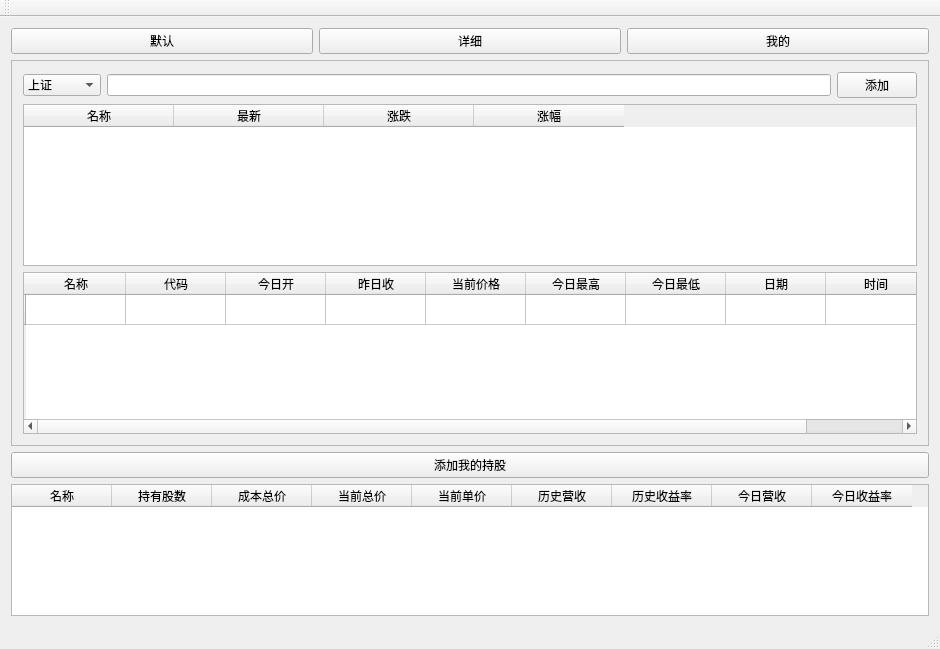
Above: mainwindow.ui from dependon/Stock-Ball before the change. Below: the same form after it.
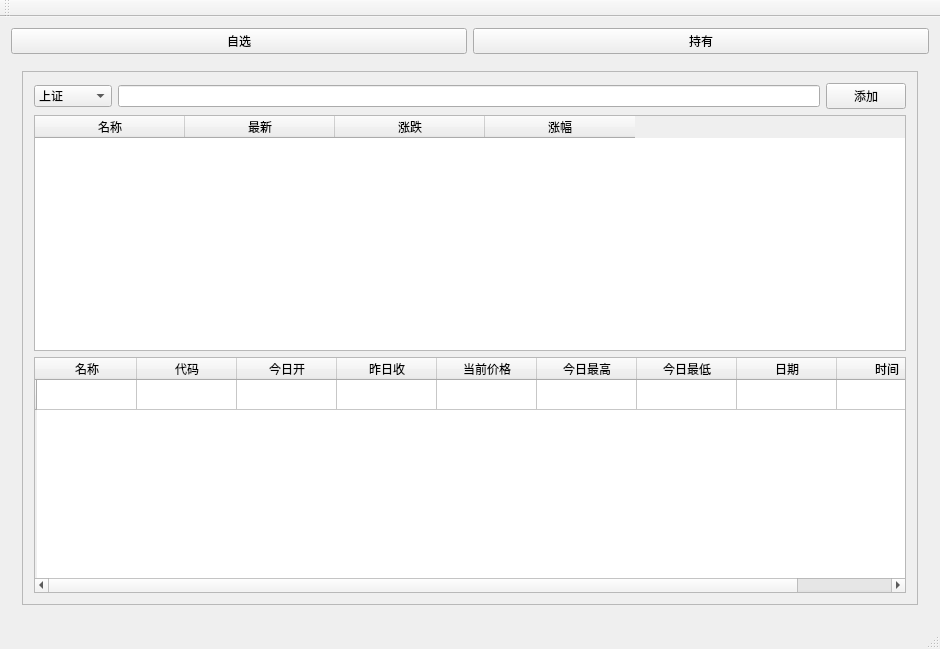
That is the form after the change.

The edit to the form file:
```diff
--- a/mainwindow.ui
+++ b/mainwindow.ui
@@ -14,33 +14,33 @@
    <string>MainWindow</string>
   </property>
   <widget class="QWidget" name="centralWidget">
-   <layout class="QGridLayout" name="gridLayout">
+   <layout class="QGridLayout" name="gridLayout_3">
     <item row="0" column="0">
      <layout class="QHBoxLayout" name="horizontalLayout_2">
       <item>
        <widget class="QPushButton" name="normalBtn">
         <property name="text">
-         <string>默认</string>
-        </property>
-       </widget>
-      </item>
-      <item>
-       <widget class="QPushButton" name="detailedBtn">
-        <property name="text">
-         <string>详细</string>
+         <string>自选</string>
         </property>
        </widget>
       </item>
       <item>
        <widget class="QPushButton" name="myBtn">
         <property name="text">
-         <string>我的</string>
+         <string>持有</string>
         </property>
        </widget>
       </item>
      </layout>
     </item>
     <item row="1" column="0">
+     <widget class="QStackedWidget" name="stackedWidget">
+      <property name="currentIndex">
+       <number>0</number>
+      </property>
+      <widget class="QWidget" name="page">
+       <layout class="QGridLayout" name="gridLayout">
+        <item row="0" column="0">
      <widget class="QFrame" name="normalFrame">
       <property name="frameShape">
        <enum>QFrame::StyledPanel</enum>
@@ -167,14 +167,18 @@
       </layout>
      </widget>
     </item>
-    <item row="2" column="0">
+       </layout>
+      </widget>
+      <widget class="QWidget" name="page_2">
+       <layout class="QGridLayout" name="gridLayout_2">
+        <item row="0" column="0">
      <widget class="QPushButton" name="addMyBtn">
       <property name="text">
        <string>添加我的持股</string>
       </property>
      </widget>
     </item>
-    <item row="3" column="0">
+        <item row="1" column="0">
      <widget class="QTableWidget" name="myTable">
       <property name="editTriggers">
        <set>QAbstractItemView::NoEditTriggers</set>
@@ -228,6 +232,10 @@
     </item>
    </layout>
   </widget>
+     </widget>
+    </item>
+   </layout>
+  </widget>
   <widget class="QMenuBar" name="menuBar">
    <property name="geometry">
     <rect>
```
Left out of the diff: 8 changed lines with no effect on the pictures. Lines whose indentation alone changed are shown as unchanged.
